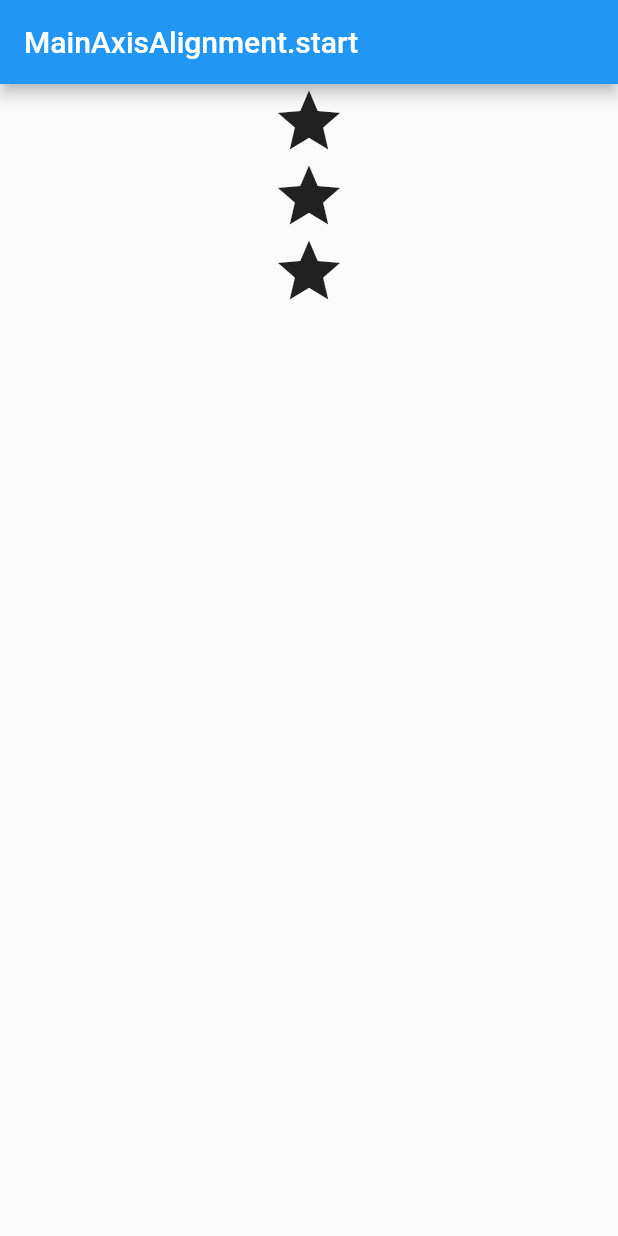
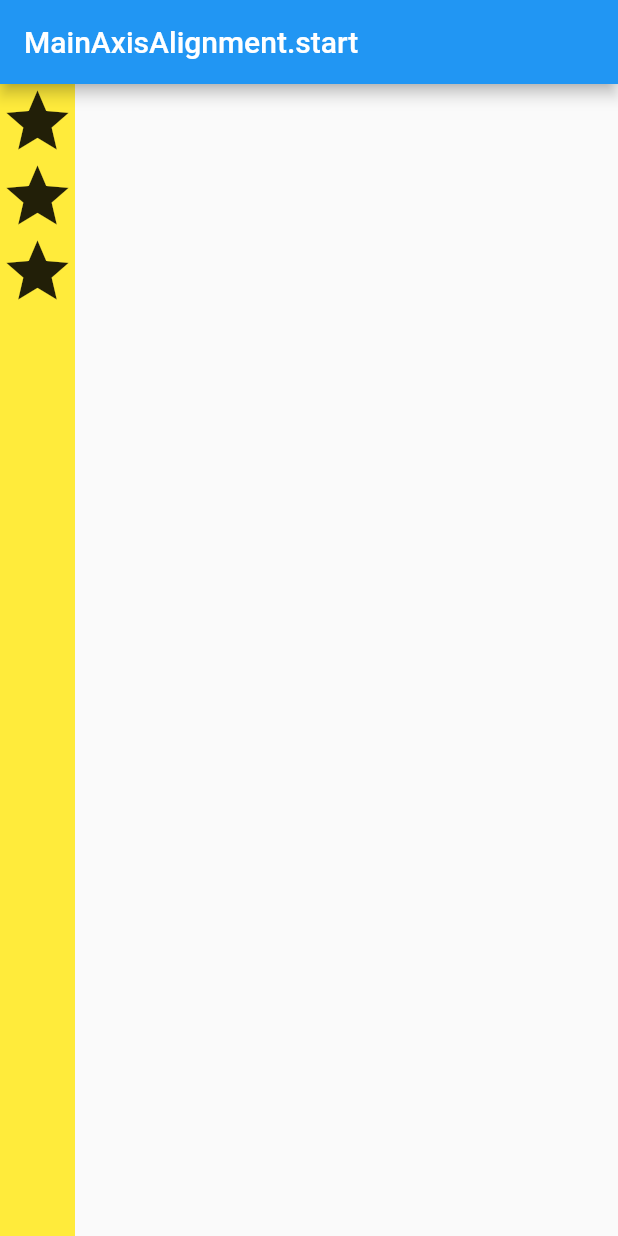
Before and after one commit to after-six/flutter-tutorial-mb, a Flutter app: the screen it shows after launch, on a phone screen of 412 x 824 dp. Run offline on Flutter 3.47's test engine with Material 2 defaults, Android fonts, the phone set to English and light mode, and no system bars.

Commit message:
Row and Column-MainAxisAlignment

```diff
--- a/layout_sheet/lib/main.dart
+++ b/layout_sheet/lib/main.dart
@@ -25,14 +25,14 @@ class MyHomePage extends StatefulWidget {
 }
 
 class _MyHomePageState extends State<MyHomePage> {
-
   @override
   Widget build(BuildContext context) {
     return Scaffold(
       appBar: AppBar(
         title: Text(widget.title),
       ),
-      body: Center(
+      body: Container(
+        color: Colors.yellow,
         child: Column(
           mainAxisAlignment: MainAxisAlignment.start,
           children: <Widget>[
```
